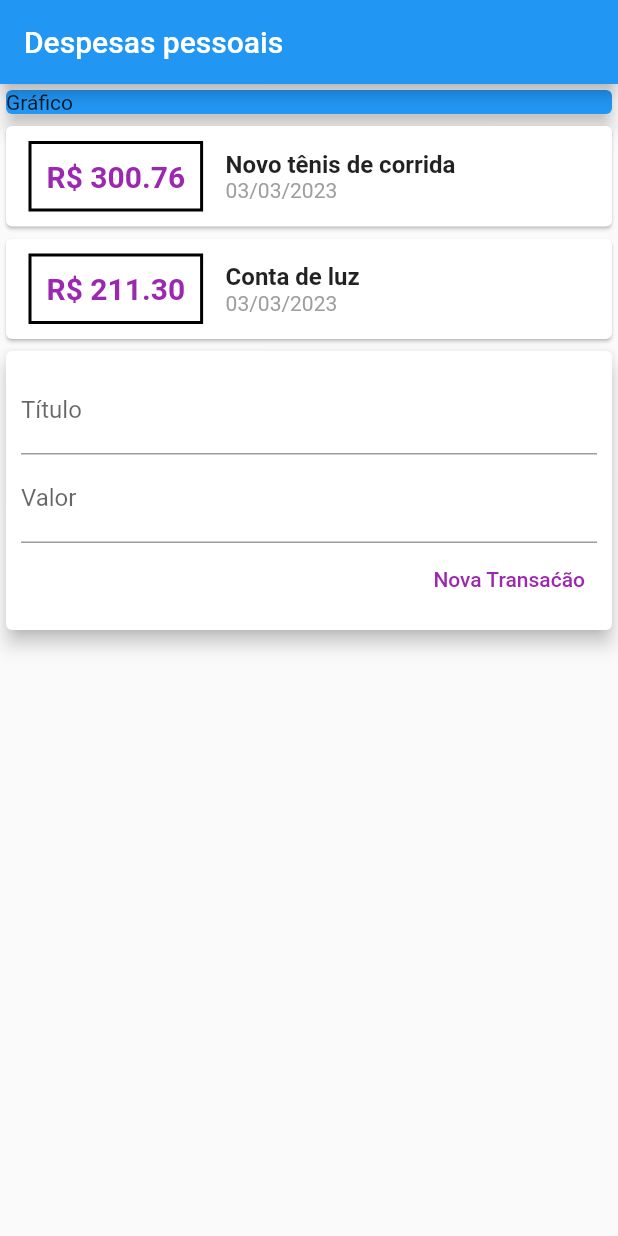
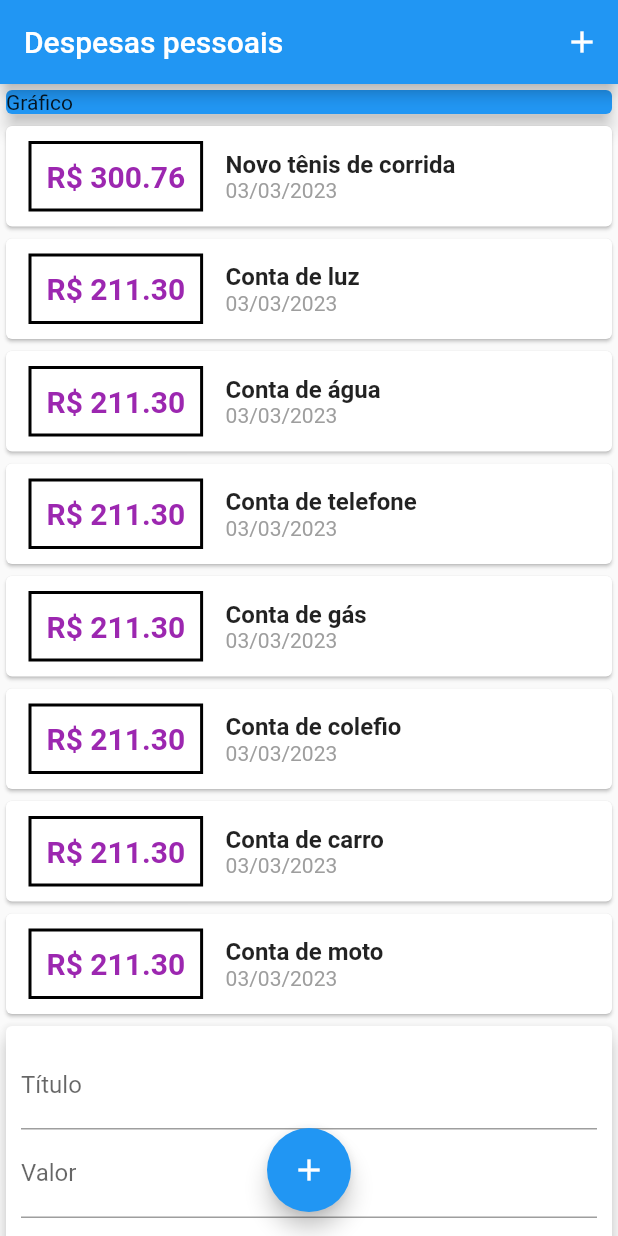
Before and after one commit to williansebastiao/flutter-expenses, a Flutter app: the screen it shows after launch, on a phone screen of 412 x 824 dp. Run offline on Flutter 3.47's test engine with Material 2 defaults, Android fonts, the phone set to English and light mode, and no system bars.

```diff
--- /dev/null
+++ b/lib/components/transaction_form.dart
@@ -0,0 +1,67 @@
+import 'package:flutter/material.dart';
+
+class TransactionForm extends StatefulWidget {
+
+  final void Function(String, double) onSubmit;
+
+  TransactionForm(this.onSubmit);
+
+  @override
+  State<TransactionForm> createState() => _TransactionFormState();
+}
+
+class _TransactionFormState extends State<TransactionForm> {
+  final titleController = TextEditingController();
+
+  final valueController = TextEditingController();
+
+  _submitForm() {
+      final title = titleController.text;
+      final value = double.tryParse(valueController.text) ?? 0;
+      if(title.isEmpty || value <= 0) {
+        return;
+      }
+      widget.onSubmit(title, value);
+  }
+
+  @override
+  Widget build(BuildContext context) {
+    return Card(
+        elevation: 5,
+        child: Padding(
+          padding: const EdgeInsets.all(10),
+          child: Column(
+            children: <Widget>[
+              TextField(
+                controller: titleController,
+                onSubmitted: (_) => _submitForm(),
+                decoration: const InputDecoration(
+                    labelText: 'Título'
+                ),
+              ),
+              TextField(
+                controller: valueController,
+                keyboardType: const TextInputType.numberWithOptions(decimal: true),
+                onSubmitted: (_) => _submitForm(),
+                decoration: const InputDecoration(
+                    labelText: 'Valor'
+                ),
+              ),
+              Row(
+                mainAxisAlignment: MainAxisAlignment.end,
+                children: <Widget>[
+                  TextButton(
+                    style: TextButton.styleFrom(
+                        foregroundColor: Colors.purple
+                    ),
+                    onPressed: _submitForm,
+                    child: Text('Nova Transaćão'),
+                  )
+                ],
+              )
+            ],
+          ),
+        )
+    );
+  }
+}
--- /dev/null
+++ b/lib/components/transaction_list.dart
@@ -0,0 +1,62 @@
+import 'package:flutter/material.dart';
+import 'package:expenses/models/transaction.dart';
+import 'package:intl/intl.dart';
+
+class TransactionList extends StatelessWidget {
+
+  final List<Transaction> transactions;
+
+  TransactionList(this.transactions);
+
+  @override
+  Widget build(BuildContext context) {
+    return Column(
+        children: transactions.map((tr) {
+          return Card(
+              child: Row(
+                children: <Widget>[
+                  Container(
+                    margin: const EdgeInsets.symmetric(
+                        horizontal: 15,
+                        vertical: 10
+                    ),
+                    decoration: BoxDecoration(
+                        border: Border.all(
+                          color: Colors.black,
+                          width: 2,
+                        )
+                    ),
+                    padding: const EdgeInsets.all(10),
+                    child: Text('R\$ ${tr.value.toStringAsFixed(2)}',
+                      style: const TextStyle(
+                          fontWeight: FontWeight.bold,
+                          fontSize: 20,
+                          color: Colors.purple
+                      ),
+                    ),
+                  ),
+                  Column(
+                    crossAxisAlignment: CrossAxisAlignment.start,
+                    children: <Widget>[
+                      Text(
+                        tr.title,
+                        style: const TextStyle(
+                            fontWeight: FontWeight.bold,
+                            fontSize: 16
+                        ),
+                      ),
+                      Text(
+                        DateFormat('dd/MM/yyyy').format(tr.date),
+                        style: const TextStyle(
+                            color: Colors.grey
+                        ),
+                      )
+                    ],
+                  )
+                ],
+              )
+          );
+        }).toList()
+    );
+  }
+}
--- a/lib/main.dart
+++ b/lib/main.dart
@@ -1,6 +1,9 @@
+import 'dart:math';
+import 'package:flutter/material.dart';
 import 'package:expenses/models/transaction.dart';
-import 'package:flutter/material.dart';
-import 'package:intl/intl.dart';
+import 'package:expenses/components/transaction_form.dart';
+import 'package:expenses/components/transaction_list.dart';
+
 
 main() => runApp(ExpensesApp());
 
@@ -8,28 +11,67 @@ class ExpensesApp extends StatelessWidget {
 
   @override
   Widget build(BuildContext context) {
-    return MaterialApp(
+    return const MaterialApp(
       home: MyHomePage()
     );
   }
 }
 
-class MyHomePage extends StatelessWidget {
+class MyHomePage extends StatefulWidget {
+  const MyHomePage({super.key});
+
+
+  @override
+  State<MyHomePage> createState() => _MyHomePageState();
+}
+
+class _MyHomePageState extends State<MyHomePage> {
 
   final _transaction = [
     Transaction(id: 't1', title: 'Novo tênis de corrida', value: 300.76, date: DateTime.now()),
-    Transaction(id: 't2', title: 'Conta de luz', value: 211.30, date: DateTime.now())
+    Transaction(id: 't2', title: 'Conta de luz', value: 211.30, date: DateTime.now()),
+    Transaction(id: 't3', title: 'Conta de água', value: 211.30, date: DateTime.now()),
+    Transaction(id: 't4', title: 'Conta de telefone', value: 211.30, date: DateTime.now()),
+    Transaction(id: 't5', title: 'Conta de gás', value: 211.30, date: DateTime.now()),
+    Transaction(id: 't6', title: 'Conta de colefio', value: 211.30, date: DateTime.now()),
+    Transaction(id: 't7', title: 'Conta de carro', value: 211.30, date: DateTime.now()),
+    Transaction(id: 't8', title: 'Conta de moto', value: 211.30, date: DateTime.now())
   ];
+
+
+  _addTransactions(String title, double value) {
+    final newTransaction = Transaction(id: Random().nextDouble().toString(), title: title, value: value, date: DateTime.now());
+
+    setState(() {
+      _transaction.add(newTransaction);
+    });
+  }
+
+  _openTransactionOpenModel(BuildContext context) {
+    showModalBottomSheet(
+        context: context,
+        builder: (_) {
+          return TransactionForm(_addTransactions);
+        }
+    );
+  }
 
   @override
   Widget build(BuildContext context) {
     return Scaffold(
       appBar: AppBar(
-        title: const Text('Despesas pessoais')
+        title: const Text('Despesas pessoais'),
+        actions: <Widget>[
+          IconButton(
+              onPressed: () => _openTransactionOpenModel(context),
+              icon: const Icon(Icons.add)
+          )
+        ],
       ),
-      body: Column(
+      body: SingleChildScrollView(
+        child: Column(
           crossAxisAlignment: CrossAxisAlignment.stretch,
-        children: [
+          children: <Widget>[
             Container(
               child: const Card(
                 color: Colors.blue,
@@ -38,87 +80,19 @@ class MyHomePage extends StatelessWidget {
               )
             ),
             Column(
-            children: _transaction.map((tr) {
-              return Card(
-                child: Row(
-                  children: <Widget>[
-                    Container(
-                      margin: const EdgeInsets.symmetric(
-                        horizontal: 15,
-                        vertical: 10
+              children: [
+                TransactionList(_transaction),
+                TransactionForm(_addTransactions)
+              ],
             ),
-                      decoration: BoxDecoration(
-                        border: Border.all(
-                          color: Colors.black,
-                          width: 2,
-                        )
-                      ),
-                      padding: const EdgeInsets.all(10),
-                      child: Text('R\$ ${tr.value.toStringAsFixed(2)}',
-                        style: const TextStyle(
-                          fontWeight: FontWeight.bold,
-                          fontSize: 20,
-                          color: Colors.purple
+          ],
         ),
       ),
+      floatingActionButton: FloatingActionButton(
+        child: const Icon(Icons.add),
+        onPressed: () => _openTransactionOpenModel(context),
       ),
-                    Column(
-                      crossAxisAlignment: CrossAxisAlignment.start,
-                      children: <Widget>[
-                        Text(
-                            tr.title,
-                            style: const TextStyle(
-                              fontWeight: FontWeight.bold,
-                              fontSize: 16
-                            ),
-                        ),
-                        Text(
-                            DateFormat('dd/MM/yyyy').format(tr.date),
-                            style: const TextStyle(
-                              color: Colors.grey
-                            ),
-                        )
-                      ],
-                    )
-                  ],
-                )
-              );
-            }).toList()
-          ),
-          Card(
-            elevation: 5,
-            child: Padding(
-              padding: const EdgeInsets.all(10),
-              child: Column(
-                children: <Widget>[
-                  const TextField(
-                    decoration: InputDecoration(
-                      labelText: 'Título'
-                    ),
-                  ),
-                  const TextField(
-                    decoration: InputDecoration(
-                        labelText: 'Valor'
-                    ),
-                  ),
-                  Row(
-                    mainAxisAlignment: MainAxisAlignment.end,
-                    children: <Widget>[
-                      TextButton(
-                        style: TextButton.styleFrom(
-                            foregroundColor: Colors.purple
-                        ),
-                        onPressed: () { },
-                        child: Text('Nova Transaćão'),
-                      )
-                    ],
-                  )
-                ],
-              ),
-            )
-          )
-        ],
-      )
+      floatingActionButtonLocation: FloatingActionButtonLocation.centerFloat,
     );
   }
 }
```
Lines whose indentation alone changed are shown as unchanged.
